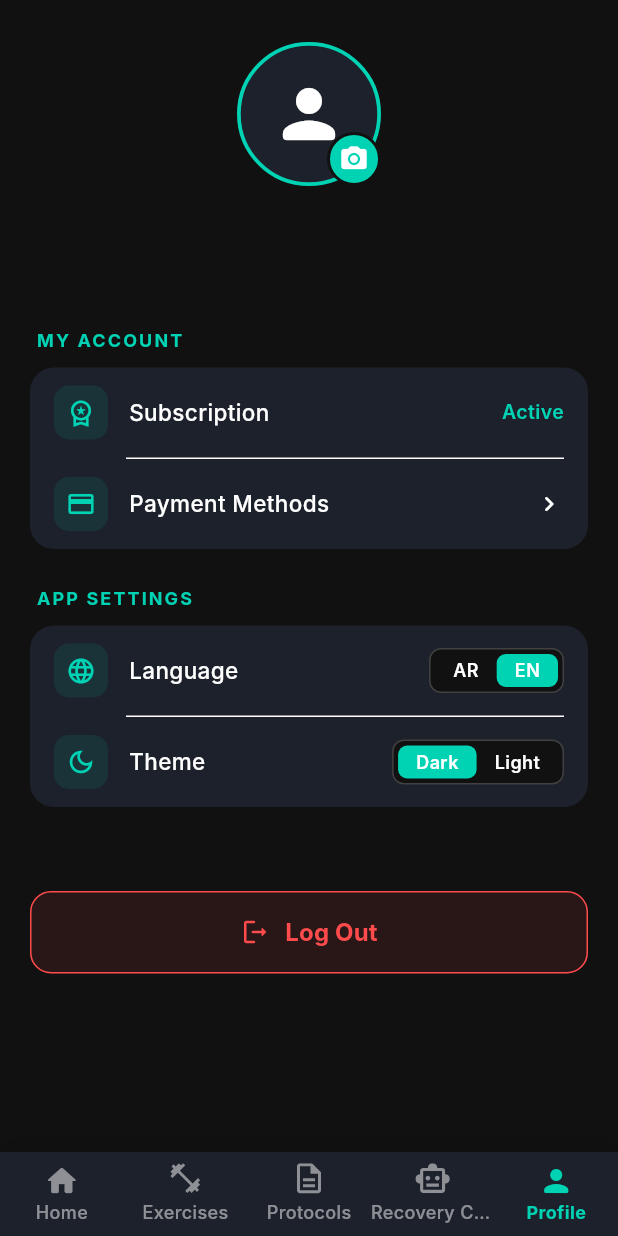
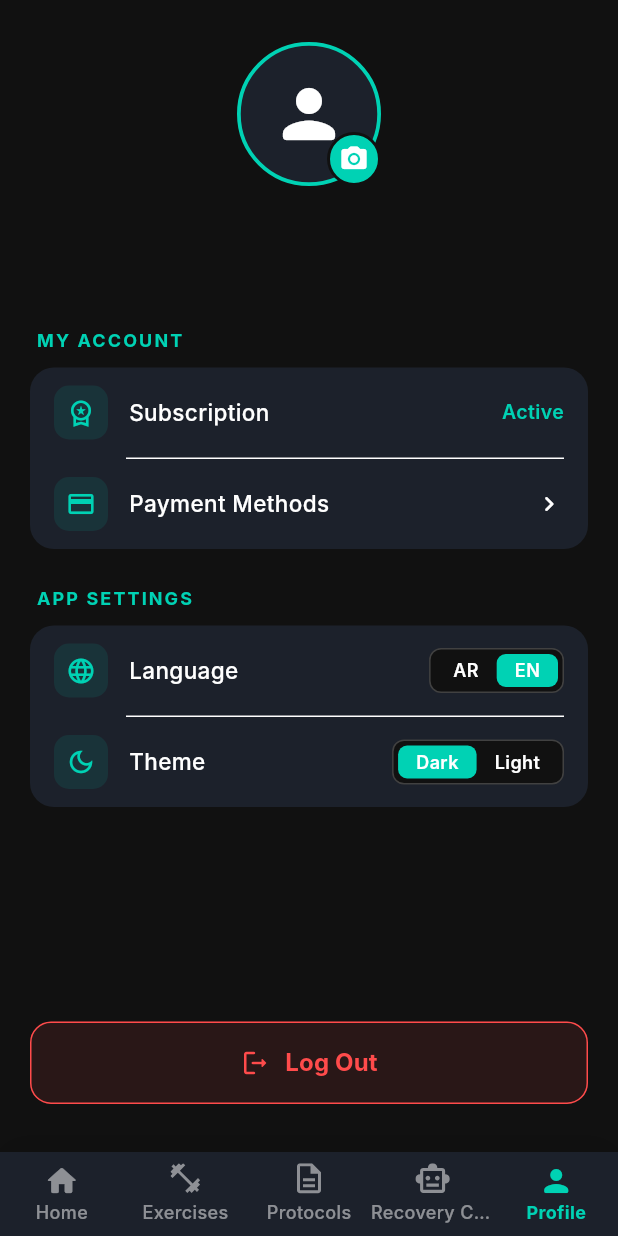
Before and after one commit to AmrelsayeD222/K_Rehab, a Flutter app: the screen it shows once a user with an empty profile is signed in, item 5 of the bottom bar chosen, on a phone screen of 412 x 824 dp. Run offline on Flutter 3.47's test engine with Material 3 defaults, Android fonts, the light colour scheme and no system bars; drawn by our look-alikes of cached_network_image; our stand-ins replace dartz, dio, equatable, firebase_core, flutter_animate, flutter_bloc and 9 more; accounts and stored records are empty; network calls fail; Roboto replaces fonts that are missing (Inter).

Commit message:
make botton at end of views

```diff
--- a/lib/features/profile/presentation/views/profile_view.dart
+++ b/lib/features/profile/presentation/views/profile_view.dart
@@ -34,9 +34,12 @@ class ProfileView extends StatelessWidget {
                 return const Center(child: KLoadingWidget());
               }
 
-              return SingleChildScrollView(
+              return CustomScrollView(
                 physics: const BouncingScrollPhysics(),
+                slivers: [
+                  SliverPadding(
                     padding: const EdgeInsets.symmetric(horizontal: 20),
+                    sliver: SliverToBoxAdapter(
                       child: Column(
                         crossAxisAlignment: CrossAxisAlignment.start,
                         children: const [
@@ -47,12 +50,25 @@ class ProfileView extends StatelessWidget {
                           SizedBox(height: 24),
                           ProfileAppSettingsSection(),
                           SizedBox(height: 24),
-
                           SizedBox(height: 32),
+                        ],
+                      ),
+                    ),
+                  ),
+                  SliverFillRemaining(
+                    hasScrollBody: false,
+                    child: Padding(
+                      padding: const EdgeInsets.symmetric(horizontal: 20),
+                      child: Column(
+                        mainAxisAlignment: MainAxisAlignment.end,
+                        children: const [
                           ProfileLogoutButton(),
                           SizedBox(height: 32),
                         ],
                       ),
+                    ),
+                  ),
+                ],
               );
             },
           ),
--- a/pubspec.yaml
+++ b/pubspec.yaml
@@ -2,7 +2,7 @@ name: k_rehab
 description: "A new Flutter project."
 
 publish_to: 'none'
-version: 1.0.0+1
+version: 1.0.0+6
 
 environment:
   sdk: '>=3.5.0 <4.0.0'
```
Also changed, not shown: lib/features/onboarding/presentation/views/medical_disclaimer_view.dart (+18 -4 lines). Lines whose indentation alone changed are shown as unchanged.
